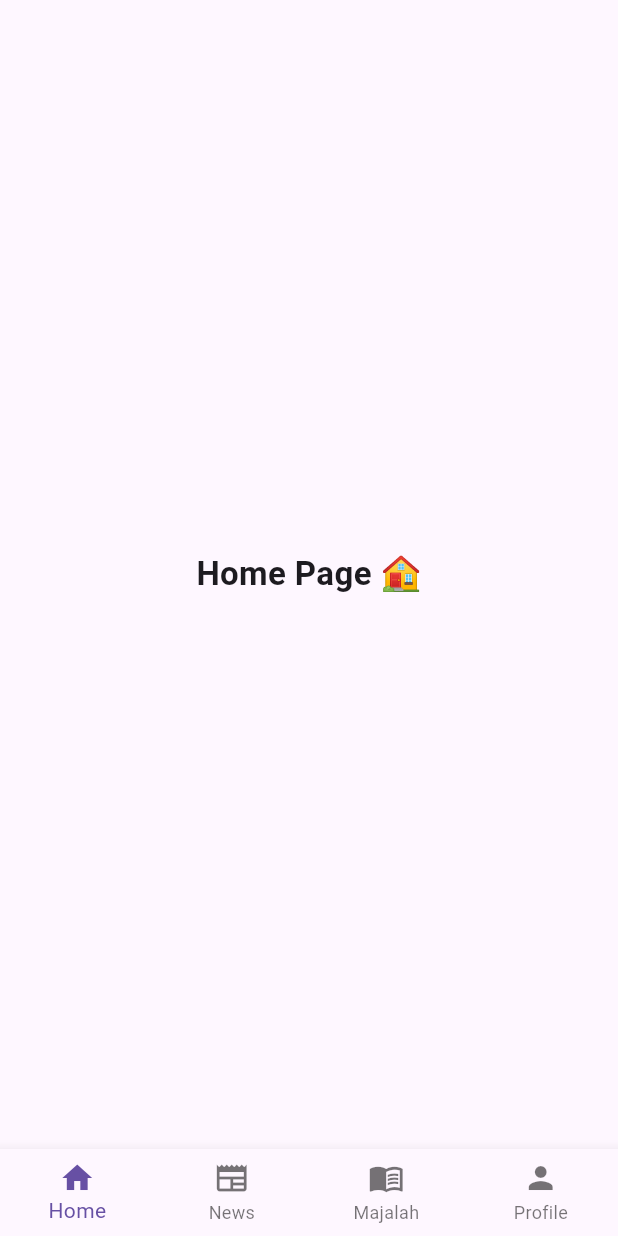
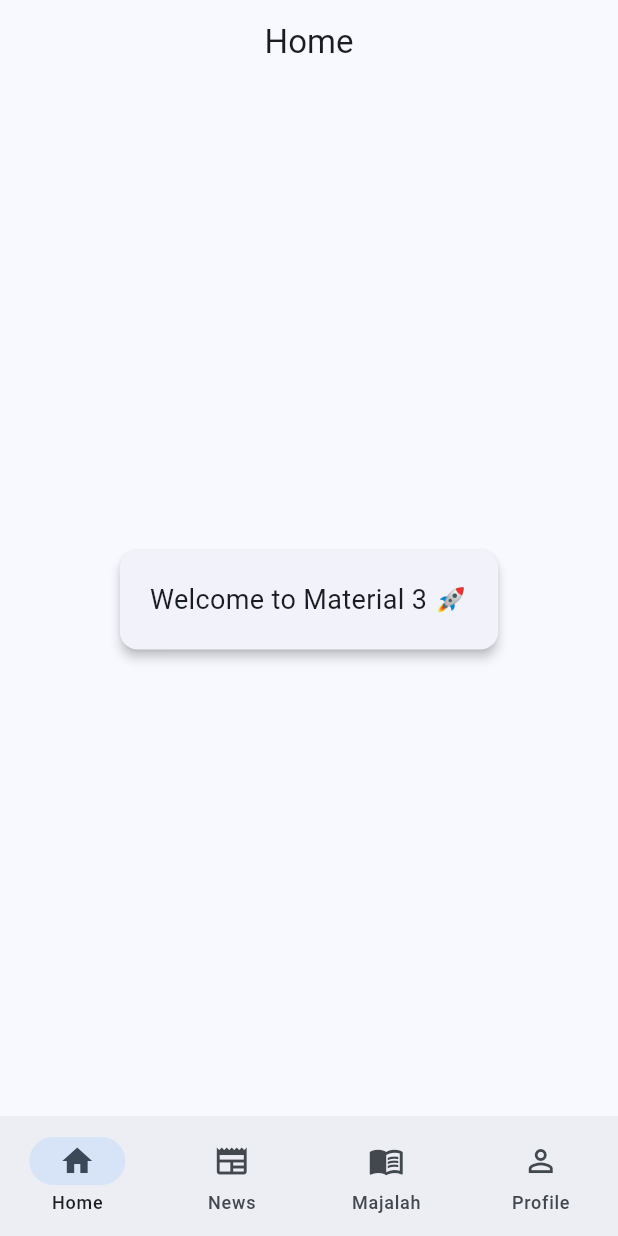
Before and after one commit to pudinazhar/belajar_flutter, a Flutter app: the screen it shows after launch, on a phone screen of 412 x 824 dp. Run offline on Flutter 3.47's test engine with Material 3 defaults, Android fonts, the light colour scheme and no system bars.

Commit message:
Perubahan desain moderen
Sudah Material 3
BottomNav modern
Color scheme dynamic
AppBar clean

```diff
--- a/lib/main.dart
+++ b/lib/main.dart
@@ -13,6 +13,12 @@ class MyApp extends StatelessWidget {
   Widget build(BuildContext context) {
     return MaterialApp(
       debugShowCheckedModeBanner: false,
+      theme: ThemeData(
+        useMaterial3: true,
+        colorScheme: ColorScheme.fromSeed(
+          seedColor: Colors.blue,
+        ),
+      ),
       home: MainPage(),
     );
   }
@@ -27,10 +33,10 @@ class _MainPageState extends State<MainPage> {
   int _selectedIndex = 0;
 
   final List<Widget> _pages = [
-    HomePage(),
-    NewsPage(),
-    MajalahPage(),
-    ProfilePage(),
+    HomePage(key: ValueKey('home')),
+    NewsPage(key: ValueKey('news')),
+    MajalahPage(key: ValueKey('majalah')),
+    ProfilePage(key: ValueKey('profile')),
   ];
 
   void _onItemTapped(int index) {
@@ -42,26 +48,41 @@ class _MainPageState extends State<MainPage> {
   @override
   Widget build(BuildContext context) {
     return Scaffold(
-      body: _pages[_selectedIndex],
-      bottomNavigationBar: BottomNavigationBar(
-        currentIndex: _selectedIndex,
-        onTap: _onItemTapped,
-        type: BottomNavigationBarType.fixed,
-        items: [
-          BottomNavigationBarItem(
-            icon: Icon(Icons.home),
+      body: AnimatedSwitcher(
+        duration: Duration(milliseconds: 300),
+        transitionBuilder: (child, animation) {
+          return SlideTransition(
+            position: Tween<Offset>(
+              begin: Offset(0.2, 0),
+              end: Offset.zero,
+            ).animate(animation),
+            child: child,
+          );
+        },
+        child: _pages[_selectedIndex],
+      ),
+      bottomNavigationBar: NavigationBar(
+        selectedIndex: _selectedIndex,
+        onDestinationSelected: _onItemTapped,
+        destinations: const [
+          NavigationDestination(
+            icon: Icon(Icons.home_outlined),
+            selectedIcon: Icon(Icons.home),
             label: "Home",
           ),
-          BottomNavigationBarItem(
-            icon: Icon(Icons.newspaper),
+          NavigationDestination(
+            icon: Icon(Icons.newspaper_outlined),
+            selectedIcon: Icon(Icons.newspaper),
             label: "News",
           ),
-          BottomNavigationBarItem(
-            icon: Icon(Icons.menu_book),
+          NavigationDestination(
+            icon: Icon(Icons.menu_book_outlined),
+            selectedIcon: Icon(Icons.menu_book),
             label: "Majalah",
           ),
-          BottomNavigationBarItem(
-            icon: Icon(Icons.person),
+          NavigationDestination(
+            icon: Icon(Icons.person_outline),
+            selectedIcon: Icon(Icons.person),
             label: "Profile",
           ),
         ],
--- a/lib/pages/home_page.dart
+++ b/lib/pages/home_page.dart
@@ -1,12 +1,26 @@
 import 'package:flutter/material.dart';
 
 class HomePage extends StatelessWidget {
+  const HomePage({Key? key}) : super(key: key);
   @override
   Widget build(BuildContext context) {
-    return Center(
-      child: Text(
-        "Home Page 🏠",
-        style: TextStyle(fontSize: 22, fontWeight: FontWeight.bold),
+    return Scaffold(
+      appBar: AppBar(
+        title: const Text("Home"),
+        centerTitle: true,
+        elevation: 0,
+      ),
+      body: Center(
+        child: Card(
+          elevation: 3,
+          child: Padding(
+            padding: EdgeInsets.all(20),
+            child: Text(
+              "Welcome to Material 3 🚀",
+              style: TextStyle(fontSize: 18),
+            ),
+          ),
+        ),
       ),
     );
   }
```
Also changed, not shown: lib/pages/majalah_page.dart (+12 -4 lines), lib/pages/news_page.dart (+12 -4 lines), lib/pages/profile_page.dart (+12 -4 lines).
